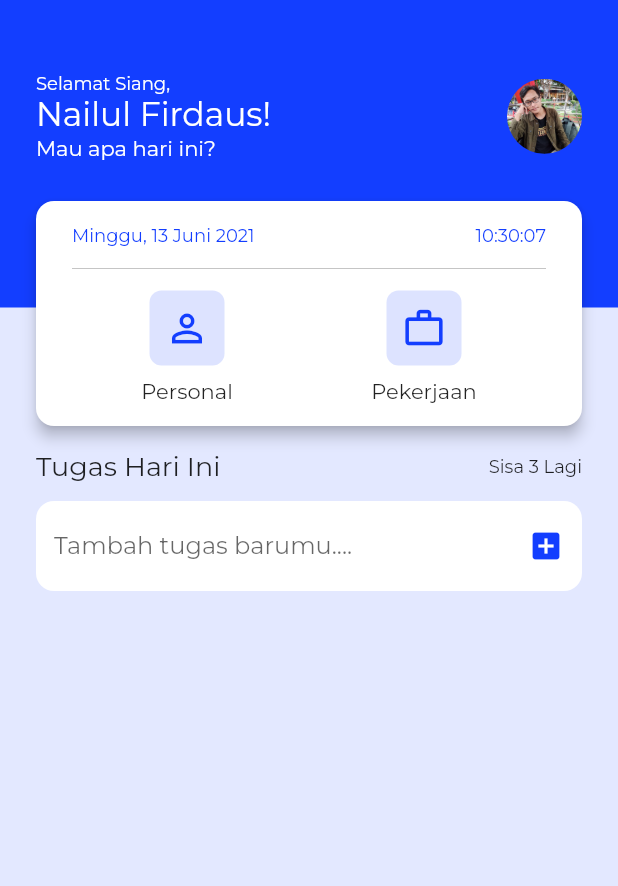
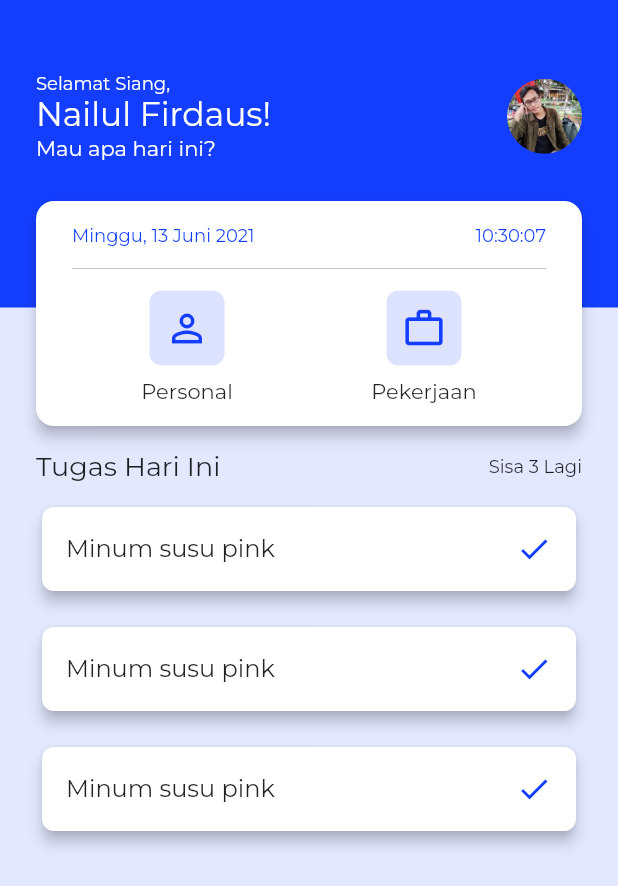
Before and after one commit to nailnafir/flutter-todo, a Flutter app: the screen it shows after launch, on a phone screen of 412 x 824 dp. Shown: the top 886 px of the screen. Run offline on Flutter 3.47's test engine with Material 2 defaults, Android fonts, the light colour scheme and no system bars; our stand-ins replace google_fonts.

Commit message:
add todo item

```diff
--- a/lib/pages/home_page.dart
+++ b/lib/pages/home_page.dart
@@ -1,6 +1,7 @@
 import 'dart:async';
 
 import 'package:flutter/material.dart';
+import 'package:flutter_todo/widgets/todo_item.dart';
 import 'package:intl/intl.dart';
 
 class HomePage extends StatefulWidget {
@@ -97,6 +98,7 @@ class _HomePageState extends State<HomePage> {
   @override
   Widget build(BuildContext context) {
     return Scaffold(
+      backgroundColor: Color(0xFFE3E8FF),
       appBar: PreferredSize(
         preferredSize: Size.fromHeight(300),
         child: AppBar(
@@ -142,7 +144,6 @@ class _HomePageState extends State<HomePage> {
           ),
         ),
       ),
-      backgroundColor: Color(0xFFE3E8FF),
       body: ListView(
         children: [
           //NOTE: TO DO MAIN
@@ -313,27 +314,9 @@ class _HomePageState extends State<HomePage> {
             ),
           ],
         ),
-        Container(
-          margin: EdgeInsets.symmetric(vertical: 12),
-          // padding: EdgeInsets.symmetric(horizontal: 24, vertical: 12),
-          width: double.infinity,
-          decoration: BoxDecoration(
-            borderRadius: BorderRadius.circular(12),
-            color: Colors.white,
-          ),
-          child: TextField(
-            decoration: InputDecoration(
-                border: OutlineInputBorder(borderSide: BorderSide.none),
-                suffixIcon: IconButton(
-                  icon: Icon(
-                    Icons.add_box,
-                    color: Color(0xFF133EFF),
-                  ),
-                  onPressed: () {},
-                ),
-                hintText: "Tambah tugas barumu...."),
-          ),
-        ),
+        TodoItem(),
+        TodoItem(),
+        TodoItem(),
       ],
     );
   }
--- /dev/null
+++ b/lib/widgets/todo_item.dart
@@ -0,0 +1,24 @@
+import 'package:flutter/material.dart';
+
+class TodoItem extends StatelessWidget {
+  const TodoItem({Key? key}) : super(key: key);
+
+  @override
+  Widget build(BuildContext context) {
+    return Container(
+      margin: EdgeInsets.only(top: 12, bottom: 4),
+      child: Card(
+        elevation: 4,
+        color: Colors.white,
+        shape: RoundedRectangleBorder(borderRadius: BorderRadius.circular(8)),
+        child: ListTile(
+          title: Text("Minum susu pink"),
+          trailing: Icon(
+            Icons.check,
+            color: Color(0xFF133EFF),
+          ),
+        ),
+      ),
+    );
+  }
+}
```
